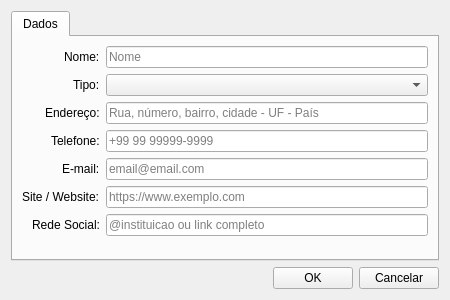
Above: resources/ui/institutionfacilityeditview.ui from luisEduardoBet/T-TEA2.0 before the change. Below: the same form after it.
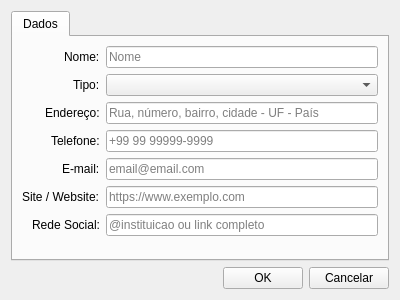
That is the form after the change. Icons and pictures are not drawn.

Patch:
```diff
--- a/resources/ui/institutionfacilityeditview.ui
+++ b/resources/ui/institutionfacilityeditview.ui
@@ -6,7 +6,7 @@
    <rect>
     <x>0</x>
     <y>0</y>
-    <width>450</width>
+    <width>400</width>
     <height>300</height>
    </rect>
   </property>
```
Left out of the diff: 3 changed lines with no effect on the pictures.
